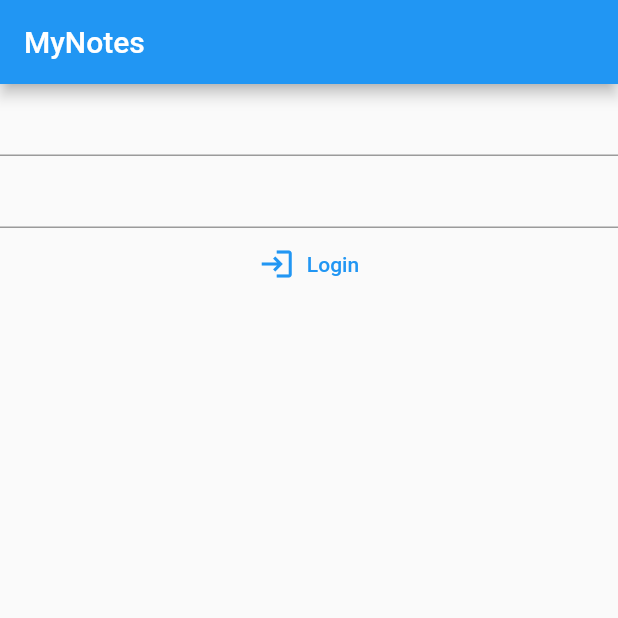
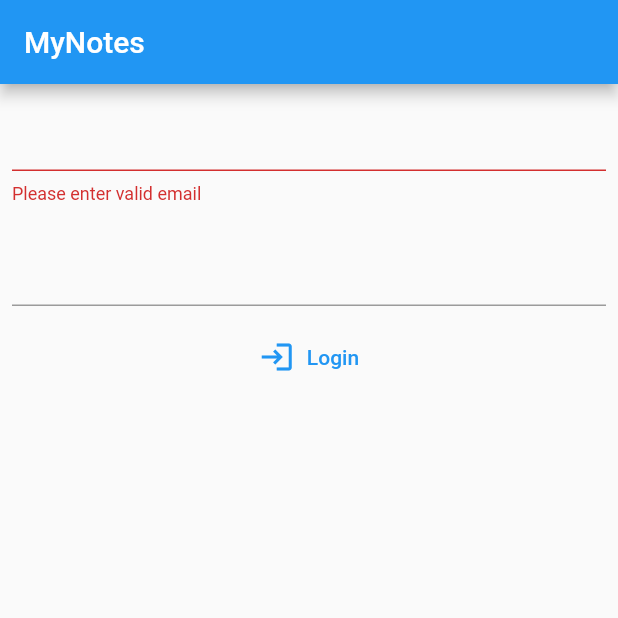
Before and after one commit to 2ernestkg/flutter-my-notes, a Flutter app: the screen it shows after launch, after a tap on "Login", on a phone screen of 412 x 824 dp, the top half of it. Run offline on Flutter 3.47's test engine with Material 2 defaults, Android fonts, the phone set to English and light mode, and no system bars; our stand-ins replace email_validator, firebase_auth, firebase_core; accounts and stored records are empty.

```diff
--- a/lib/common/notifications.dart
+++ b/lib/common/notifications.dart
@@ -1,11 +1,17 @@
 import 'package:flutter/material.dart';
 
-AlertDialog showErrorMessage(String title, String message) {
+void showErrorMessage(BuildContext context, title, String message) {
+   showDialog(
+     context: context,
+     builder: (context) {
        return AlertDialog(title: Text(title), content: Text(message), actions: [
           ElevatedButton(
             child: const Text("Ok"),
             onPressed: () {
+              Navigator.of(context).pop();
             },
           )
        ]);
      }
+   );
+}
--- /dev/null
+++ b/lib/services/auth_provider.dart
@@ -0,0 +1,5 @@
+import 'authentication.dart';
+
+abstract class AuthProvider {
+  Future<Authentication> login({required String username, required String password});
+}
--- /dev/null
+++ b/lib/services/authentication.dart
@@ -0,0 +1,2 @@
+class Authentication {
+}
--- a/lib/views/login_view.dart
+++ b/lib/views/login_view.dart
@@ -1,46 +1,83 @@
+import 'package:email_validator/email_validator.dart';
 import 'package:firebase_auth/firebase_auth.dart';
 import 'package:flutter/material.dart';
 
 import '../common/notifications.dart';
 
-class LoginView extends StatelessWidget {
-  LoginView({super.key});
+class LoginView extends StatefulWidget {
+  const LoginView({super.key});
 
+  @override
+  State<LoginView> createState() => _LoginViewState();
+}
+
+class _LoginViewState extends State<LoginView> {
+  final GlobalKey<FormState> _formKey = GlobalKey<FormState>();
   final TextEditingController _email = TextEditingController();
   final TextEditingController _password = TextEditingController();
 
   @override
+  void dispose() {
+    super.dispose();
+    _email.dispose();
+    _password.dispose();
+  }
+
+  @override
   Widget build(BuildContext context) {
-    return Column(children: [
-      TextField(
+    return Form(
+        key: _formKey,
+        child: Column(children: [
+          Padding(
+              padding: const EdgeInsets.symmetric(horizontal: 8, vertical: 10),
+              child: TextFormField(
                   keyboardType: TextInputType.emailAddress,
                   controller: _email,
                   enableSuggestions: false,
-      ),
-      TextField(
+                  validator: (value) {
+                    if (value == null || !EmailValidator.validate(value)) {
+                      return "Please enter valid email";
+                    }
+                    return null;
+                  })),
+          Padding(
+              padding: const EdgeInsets.symmetric(horizontal: 8, vertical: 10),
+              child: TextFormField(
                   controller: _password,
                   enableSuggestions: false,
                   obscureText: true,
-      ),
+                  validator: (value) {
+                    if (value == null) {
+                      return "Please enter a password";
+                    }
+                    return null;
+                  })),
           TextButton.icon(
               icon: const Icon(Icons.login),
               label: const Text('Login'),
               onPressed: () async {
+                if (_formKey.currentState!.validate()) {
                   String emailAddress = _email.text;
                   String password = _password.text;
                   try {
                     await FirebaseAuth.instance.signInWithEmailAndPassword(
                       email: emailAddress,
-              password: password
+                      password: password,
                     );
-          } on FirebaseAuthException catch(e) {
+                  } on FirebaseAuthException catch (e) {
                     if (e.code == 'user-not-found') {
-              showErrorMessage("Authentication failure", 'User with email $emailAddress not found');
+                      showErrorMessage(context, "Authentication failure",
+                          'User with email $emailAddress not found');
                     } else if (e.code == 'wrong-password') {
-              showErrorMessage("Authentication failure", 'Entered wrong password');
+                      showErrorMessage(context, "Authentication failure",
+                          'Entered wrong password');
+                    } else {
+                      showErrorMessage(context, "Authentication failure",
+                          e.message ?? "Unknown");
+                    }
                   }
                 }
               }),
-    ]);
+        ]));
   }
 }
--- a/pubspec.yaml
+++ b/pubspec.yaml
@@ -37,6 +37,7 @@ dependencies:
   cupertino_icons: ^1.0.2
   firebase_core: ^2.5.0
   firebase_auth: ^4.2.6
+  email_validator: ^2.1.17
 
 dev_dependencies:
   flutter_test:
```
Also changed, not shown: lib/services/auth_providers/firebase_auth_provider.dart (added), pubspec.lock, 1 other file. Lines whose indentation alone changed are shown as unchanged.
